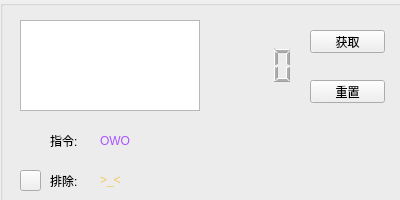
NACLACG/GetID-Over, file OWO.ui: the form before one commit.
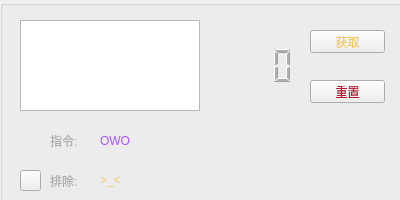
The form after the commit. Icons and pictures are not drawn.

The edit to the form file:
```diff
--- a/OWO.ui
+++ b/OWO.ui
@@ -35,6 +35,9 @@
   <property name="layoutDirection">
    <enum>Qt::LeftToRight</enum>
   </property>
+  <property name="styleSheet">
+   <string notr="true">color: rgb(174, 174, 176);</string>
+  </property>
   <widget class="QGroupBox" name="Main">
    <property name="geometry">
     <rect>
@@ -261,6 +264,14 @@
     <property name="toolTip">
      <string>&lt;html&gt;&lt;head/&gt;&lt;body&gt;&lt;p&gt;解析剪贴板中的歌曲链接[Alt+C]&lt;/p&gt;&lt;/body&gt;&lt;/html&gt;</string>
     </property>
+    <property name="autoFillBackground">
+     <bool>false</bool>
+    </property>
+    <property name="styleSheet">
+     <string notr="true">color: rgb(240, 202, 97);
+border-image: url(:/EllenMiraMathers/EllenMiraMathers/Back.png);
+image: url(:/EllenMiraMathers/EllenMiraMathers/GET.png);</string>
+    </property>
     <property name="text">
      <string>获取</string>
     </property>
@@ -283,6 +294,10 @@
     <property name="toolTip">
      <string>&lt;html&gt;&lt;head/&gt;&lt;body&gt;&lt;p&gt;重置排除列表[Alt+S]&lt;/p&gt;&lt;/body&gt;&lt;/html&gt;</string>
     </property>
+    <property name="styleSheet">
+     <string notr="true">border-image: url(:/EllenMiraMathers/EllenMiraMathers/ReSet.png);
+color: rgb(183, 21, 48);</string>
+    </property>
     <property name="text">
      <string>重置</string>
     </property>
```
Left out of the diff: 4 changed lines with no effect on the pictures.
